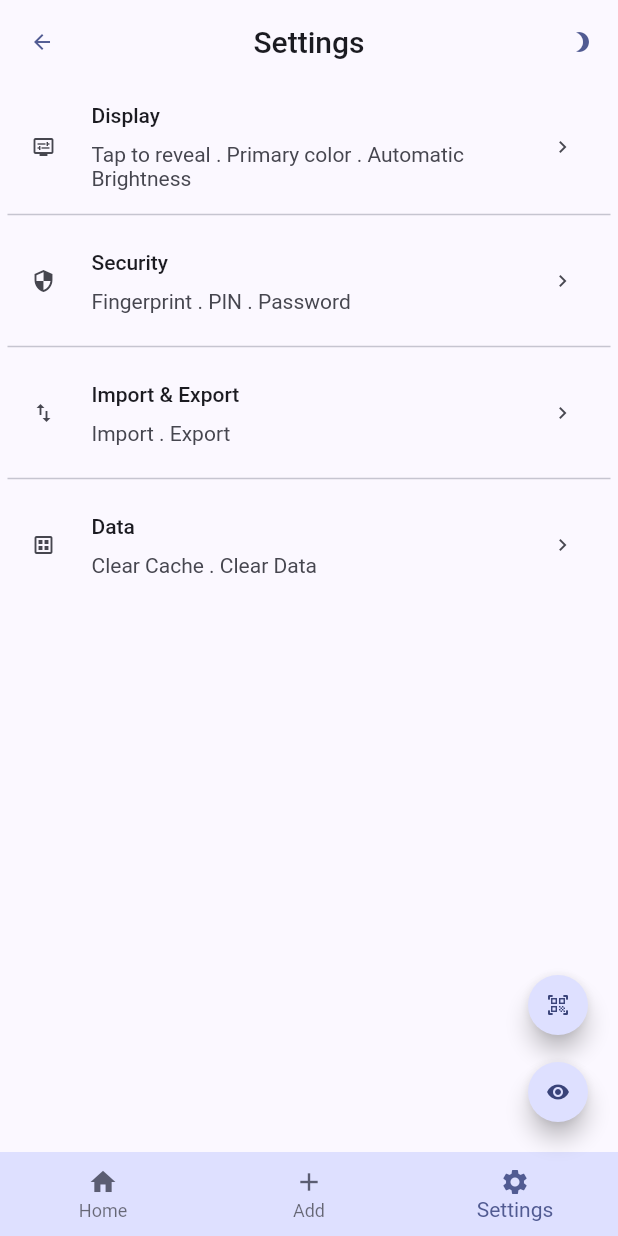
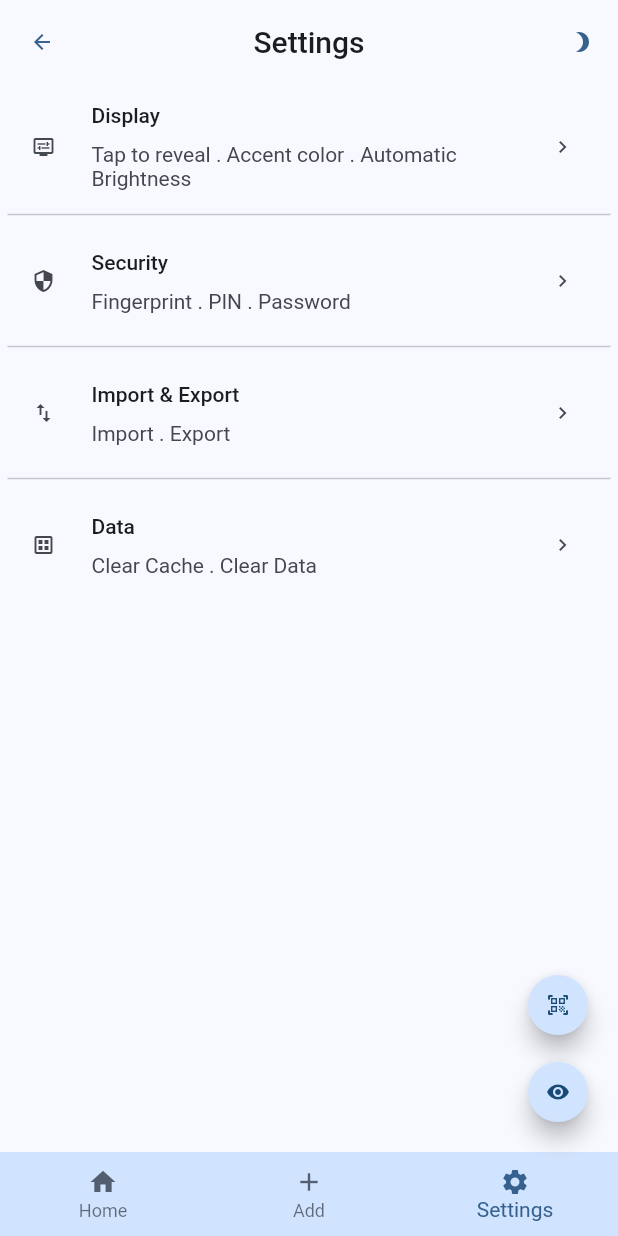
Before and after one commit to mkndn/authenticator, a Flutter app: the screen it shows after launch, item 3 of the bottom bar chosen, on a phone screen of 412 x 824 dp. Run offline on Flutter 3.47's test engine with Material 2 defaults, Android fonts, the phone set to English and light mode, and no system bars; drawn by our look-alikes of dynamic_color; our stand-ins replace file_picker, flutter_bloc, flutter_secure_storage, freezed_annotation, go_router, google_fonts and 6 more; missing offline and left inert: base32, encrypt, mobile_scanner, window_manager; accounts and stored records are empty.

Commit message:
Handling custom themes

```diff
--- a/lib/app.dart
+++ b/lib/app.dart
@@ -1,3 +1,4 @@
+import 'package:authenticator/common/classes/enums.dart';
 import 'package:authenticator/common/classes/observables.dart';
 import 'package:authenticator/common/theme/theme_provider.dart';
 import 'package:authenticator/common/theme/theme_settings.dart';
@@ -12,7 +13,6 @@ import 'package:authenticator/services/auth/auth_service.dart';
 import 'package:authenticator/services/preference_service.dart';
 import 'router.dart';
 import 'package:dynamic_color/dynamic_color.dart';
-import 'package:flex_color_picker/flex_color_picker.dart';
 
 class MyApp extends StatefulWidget {
   const MyApp({super.key});
@@ -49,8 +49,8 @@ class _MyAppState extends State<MyApp> {
       setState(() {
         settings = ValueNotifier(
           ThemeSettings(
-            sourceColor: appSettings.display.primaryColor?.toColor ??
-                const Color.fromARGB(255, 35, 72, 238), // Replace this color
+            sourceColor: AccentColor.fromId(
+                appSettings.display.accentColorIndex), // Replace this color
             themeMode: ThemeMode.system,
           ),
         );
@@ -67,16 +67,18 @@ class _MyAppState extends State<MyApp> {
         hasCredentials: appSettings.hasCredentials,
         availableBiometricsList: biometricsOptions,
       );
-      return DynamicColorBuilder(
-        builder: (lightDynamic, darkDynamic) => ThemeProvider(
-          lightDynamic: lightDynamic,
-          darkDynamic: darkDynamic,
-          settings: settings,
-          child: NotificationListener<ThemeSettingChange>(
-            onNotification: (notification) {
-              settings.value = notification.settings;
-              return true;
-            },
+      return NotificationListener<ThemeSettingChange>(
+        onNotification: (notification) {
+          settings.value = notification.settings;
+          return true;
+        },
+        child: DynamicColorBuilder(
+          builder: (lightDynamic, darkDynamic) => ThemeProvider(
+            lightDynamic:
+                appSettings.display.accentColorIndex == 1 ? lightDynamic : null,
+            darkDynamic:
+                appSettings.display.accentColorIndex == 1 ? darkDynamic : null,
+            settings: settings,
             child: ValueListenableBuilder<ThemeSettings>(
               valueListenable: settings,
               builder: (context, value, _) {
@@ -89,9 +91,9 @@ class _MyAppState extends State<MyApp> {
                   debugShowCheckedModeBanner: false,
                   title: 'Authenticator',
                   // Add theme
-                  theme: theme.light(settings.value.sourceColor),
+                  theme: theme.light(settings.value.sourceColor.color),
                   // Add dark theme
-                  darkTheme: theme.dark(settings.value.sourceColor),
+                  darkTheme: theme.dark(settings.value.sourceColor.color),
                   // Add theme mode
                   themeMode: theme.themeMode(),
                   routeInformationParser: routerInfo.routeInformationParser,
--- a/lib/classes/settings.dart
+++ b/lib/classes/settings.dart
@@ -46,30 +46,30 @@ class SettingsModel {
 
 class Display {
   bool tapToReveal;
-  String? primaryColor;
+  int accentColorIndex;
   bool autoBrightness;
 
   Display({
     this.tapToReveal = true,
-    this.primaryColor,
+    this.accentColorIndex = 1,
     this.autoBrightness = false,
   });
 
   void copy(Display other) {
     tapToReveal = other.tapToReveal;
-    primaryColor = other.primaryColor;
+    accentColorIndex = other.accentColorIndex;
     autoBrightness = other.autoBrightness;
   }
 
   factory Display.fromJson(Map<String, dynamic> json) => Display(
         tapToReveal: json['tapToReveal'],
-        primaryColor: json['primaryColor'],
+        accentColorIndex: json['accentColorIndex'],
         autoBrightness: json['autoBrightness'],
       );
 
   Map<String, dynamic> toJson() => <String, dynamic>{
         'tapToReveal': tapToReveal,
-        'primaryColor': primaryColor,
+        'accentColorIndex': accentColorIndex,
         'autoBrightness': autoBrightness,
       };
 }
--- a/lib/common/bloc/settings/settings_bloc.dart
+++ b/lib/common/bloc/settings/settings_bloc.dart
@@ -18,7 +18,7 @@ class SettingsBloc extends Bloc<SettingsEvent, SettingsState> {
         updatePasswordState: (event) => _updatePasswordState(event, emit),
         updatePinState: (event) => _updatePinState(event, emit),
         updateTapToRevealState: (event) => _updateTapToRevealState(event, emit),
-        updatePrimaryColor: (event) => _updatePrimaryColor(event, emit),
+        updateAccentColor: (event) => _updateAccentColor(event, emit),
         setAutoBrightness: (event) => _setAutoBrightness(event, emit),
       ),
     );
@@ -55,11 +55,11 @@ class SettingsBloc extends Bloc<SettingsEvent, SettingsState> {
     );
   }
 
-  void _updatePrimaryColor(
-      UpdatePrimaryColor event, Emitter<SettingsState> emit) {
+  void _updateAccentColor(
+      UpdateAccentColor event, Emitter<SettingsState> emit) {
     emit(
       state.copyWith(
-        display: state.display.copyWith(primaryColor: event.color),
+        display: state.display.copyWith(accentColorIndex: event.colorIndex),
       ),
     );
   }
--- a/lib/common/bloc/settings/settings_event.dart
+++ b/lib/common/bloc/settings/settings_event.dart
@@ -11,8 +11,8 @@ class SettingsEvent with _$SettingsEvent {
   //Display settings
   const factory SettingsEvent.updateTapToRevealState(bool status) =
       UpdateTapToRevealState;
-  const factory SettingsEvent.updatePrimaryColor(String color) =
-      UpdatePrimaryColor;
+  const factory SettingsEvent.updateAccentColor(int colorIndex) =
+      UpdateAccentColor;
   const factory SettingsEvent.setAutoBrightness(bool status) =
       SetAutoBrightness;
 }
--- a/lib/common/bloc/settings/settings_state.dart
+++ b/lib/common/bloc/settings/settings_state.dart
@@ -25,7 +25,7 @@ class SettingsState with _$SettingsState {
 class DisplayState with _$DisplayState {
   const factory DisplayState({
     @Default(true) bool tapToReveal,
-    String? primaryColor,
+    @Default(1) accentColorIndex,
     @Default(false) bool autoBrightness,
   }) = _DisplayState;
 
@@ -37,7 +37,7 @@ class DisplayState with _$DisplayState {
   factory DisplayState.load(Display initialData) {
     return DisplayState.initial().copyWith(
       tapToReveal: initialData.tapToReveal,
-      primaryColor: initialData.primaryColor,
+      accentColorIndex: initialData.accentColorIndex,
       autoBrightness: initialData.autoBrightness,
     );
   }
--- a/lib/common/classes/enums.dart
+++ b/lib/common/classes/enums.dart
@@ -1,3 +1,4 @@
+import 'package:authenticator/common/classes/extensions.dart';
 import 'package:crypto/crypto.dart';
 import 'package:flutter/material.dart';
 
@@ -20,7 +21,7 @@ enum Algorithm {
 
 enum PreferenceOptions {
   tapToReveal,
-  primaryColor,
+  accentColor,
   autoBrightness,
   fingerprint,
   password,
@@ -83,7 +84,7 @@ enum HoverMode { contained, around }
 
 enum DisplaySettings {
   tapToReveal('Tap to reveal'),
-  primaryColor('Primary color'),
+  accentColor('Accent color'),
   autoBrightness('Automatic Brightness');
 
   const DisplaySettings(this.title);
@@ -145,3 +146,29 @@ enum AppRoute {
   final String title;
   final IconData icon;
 }
+
+enum AccentColor {
+  materialYou(1, 'Material You', '#2196F3'),
+  purple(2, 'Deep Purple', '#6750A4'),
+  purple2(3, 'Just Purple', '#b84fff'),
+  stawberry(4, 'Stawberry Smoothie', '#ff342b'),
+  orange(5, 'Orange Squash', '#ff7a19'),
+  green(6, 'Green Grass', '#689300'),
+  green2(7, 'Simply Green', '#00978d'),
+  blue(8, 'Blue Mania', '#3e7dff'),
+  pink(9, 'Pinky Pink', '#fe008a');
+
+  const AccentColor(this.id, this.title, this.hex);
+  final int id;
+  final String title;
+  final String hex;
+
+  Color get color => hex.toColor();
+
+  int get cv => color.value;
+
+  static AccentColor fromId(int id) =>
+      values.firstWhere((element) => element.id == id);
+
+  static Color colorFromId(int id) => AccentColor.fromId(id).color;
+}
--- a/lib/common/theme/theme_provider.dart
+++ b/lib/common/theme/theme_provider.dart
@@ -37,11 +37,11 @@ class ThemeProvider extends InheritedWidget {
 
   Color blend(Color targetColor) {
     return Color(
-        Blend.harmonize(targetColor.value, settings.value.sourceColor.value));
+        Blend.harmonize(targetColor.value, settings.value.sourceColor.cv));
   }
 
   Color source(Color? target) {
-    Color source = settings.value.sourceColor;
+    Color source = settings.value.sourceColor.color;
     if (target != null) {
       source = blend(target);
     }
--- a/lib/common/theme/theme_settings.dart
+++ b/lib/common/theme/theme_settings.dart
@@ -1,3 +1,4 @@
+import 'package:authenticator/common/classes/enums.dart';
 import 'package:flutter/material.dart';
 
 class ThemeSettings {
@@ -6,6 +7,6 @@ class ThemeSettings {
     required this.themeMode,
   });
 
-  final Color sourceColor;
+  final AccentColor sourceColor;
   final ThemeMode themeMode;
 }
--- a/lib/common/views/settings_tile.dart
+++ b/lib/common/views/settings_tile.dart
@@ -9,13 +9,13 @@ class SettingsTile extends StatefulWidget {
     this.spacing = 8.0,
     this.alignment,
     this.overflowBarAlignment = OverflowBarAlignment.center,
-    this.onClick,
+    this.onTap,
     super.key,
   });
 
   final List<Widget> leading;
   final List<Widget> trailing;
-  final VoidCallback? onClick;
+  final VoidCallback? onTap;
   final Widget title;
   final Widget? subTitle;
   final MainAxisAlignment? alignment;
@@ -30,7 +30,7 @@ class _SettingsTileState extends State<SettingsTile> {
   @override
   Widget build(BuildContext context) {
     return ListTile(
-      onTap: widget.onClick,
+      onTap: widget.onTap,
       leading: Wrap(
         spacing: 5.0,
         runSpacing: 5.0,
--- a/lib/views/preferences/data_settings_view.dart
+++ b/lib/views/preferences/data_settings_view.dart
@@ -35,7 +35,7 @@ class _DataSettingsViewState extends State<DataSettingsView> {
               Icons.chevron_right_rounded,
             ),
           ],
-          onClick: () async => await _preferenceService.reset().whenComplete(
+          onTap: () async => await _preferenceService.reset().whenComplete(
                 () => Alert.showAlert(context, 'Cache cleared successfully'),
               ),
           title: Text(
@@ -59,7 +59,7 @@ class _DataSettingsViewState extends State<DataSettingsView> {
               Icons.chevron_right_rounded,
             ),
           ],
-          onClick: () {
+          onTap: () {
             setState(() {
               HiveService.instance().reset();
             });
--- a/lib/views/preferences/preferences_view.dart
+++ b/lib/views/preferences/preferences_view.dart
@@ -43,7 +43,7 @@ class _PreferencesViewState extends State<PreferencesView> {
                         e.leaves.join(" . "),
                       ),
                     ),
-                    onClick: () => context.goNamed(e.route.name),
+                    onTap: () => context.goNamed(e.route.name),
                   ))
               .toList(),
         ),
--- a/lib/views/preferences/security_settings_view.dart
+++ b/lib/views/preferences/security_settings_view.dart
@@ -192,7 +192,7 @@ class _SecuirtySettingsViewState extends State<SecuirtySettingsView>
                   Icons.chevron_right_rounded,
                 ),
         ],
-        onClick: () => settings.hasPassword()
+        onTap: () => settings.hasPassword()
             ? _passwordDialog(bloc, settings, isCreate: false)
             : _passwordDialog(bloc, settings),
       ),
@@ -243,7 +243,7 @@ class _SecuirtySettingsViewState extends State<SecuirtySettingsView>
                   Icons.chevron_right_rounded,
                 ),
         ],
-        onClick: () => settings.hasPin()
+        onTap: () => settings.hasPin()
             ? _pinDialog(bloc, settings, isCreate: false)
             : _pinDialog(bloc, settings),
       ),
--- a/pubspec.yaml
+++ b/pubspec.yaml
@@ -50,7 +50,6 @@ dependencies:
   hive_flutter: ^1.1.0
   mobile_scanner: ^2.1.0
   objectid: ^2.1.0
-  flex_color_picker: ^3.0.0
   encrypt: ^5.0.1
   file_picker: ^5.2.4
   local_auth: ^2.1.2
```
Also changed, not shown: lib/common/classes/extensions.dart (+10 -0 lines), lib/common/dialogs/accent_picker.dart (added, +27 -0 lines), lib/services/preference_service.dart (+6 -6 lines), lib/views/preferences/display_preferences_view.dart (+16 -104 lines), lib/common/bloc/settings/settings_bloc.freezed.dart, lib/common/bloc/settings/settings_bloc.g.dart, pubspec.lock.
